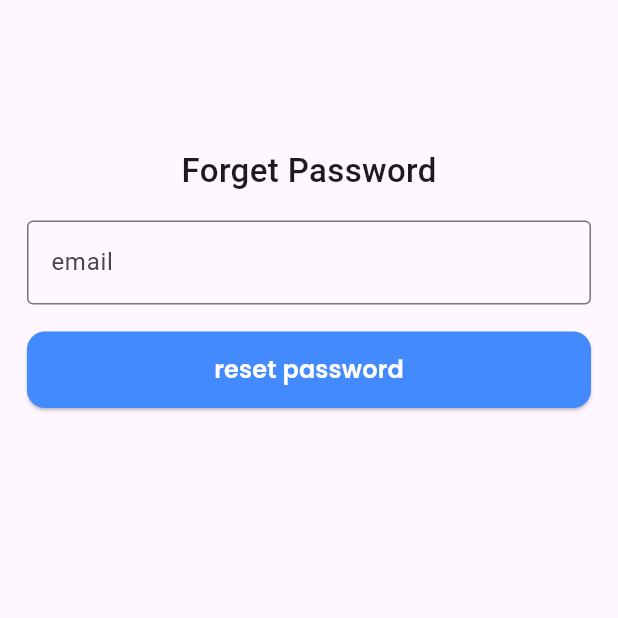
After one commit to howlader97/Firebase_Authentication, a Flutter app: the screen it shows after launch, after a tap on "Forget password", on a phone screen of 412 x 824 dp, the top half of it. The commit adds this screen. Run offline on Flutter 3.47's test engine with Material 3 defaults, Android fonts, the phone set to English and light mode, and no system bars; our stand-ins replace firebase_auth, firebase_core, get, google_fonts; accounts and stored records are empty; network calls fail.

Commit message:
Reset password screen has been done

```diff
--- a/lib/controller/authentication_controller.dart
+++ b/lib/controller/authentication_controller.dart
@@ -8,6 +8,21 @@ import '../signin_screen.dart';
 class AuthenticationController extends GetxController {
   bool inProgress = false;
   FirebaseAuth auth = FirebaseAuth.instance;
+
+  Future<void> getResetPassword(String email)async{
+    inProgress=true;
+    update();
+    try{
+      await auth.sendPasswordResetEmail(email: email);
+      Get.snackbar('Success', 'Check your email');
+      Get.offAll(() => SignInScreen());
+    }catch(e){
+      Get.snackbar('Error', e.toString());
+    }finally{
+      inProgress=false;
+      update();
+    }
+  }
 
   Future<bool> getSignUP(String email, String password) async {
     inProgress = true;
@@ -29,37 +44,34 @@ class AuthenticationController extends GetxController {
     }
   }
 
-
-
-  Future<bool> getSignIn(String email,String password)async{
-    inProgress=true;
+  Future<bool> getSignIn(String email, String password) async {
+    inProgress = true;
     update();
-    try{
+    try {
       await auth.signInWithEmailAndPassword(email: email, password: password);
       log("Sign in successful");
       return true;
-    }catch(e){
+    } catch (e) {
       log("sign in failed $e");
       Get.snackbar("Error", e.toString());
       return false;
-    } finally{
-      inProgress=false;
+    } finally {
+      inProgress = false;
       update();
     }
   }
+
+
+
   @override
   void onInit() {
     super.onInit();
     nextScreen();
   }
-
-
-
   void nextScreen() {
     Future.delayed(const Duration(seconds: 3), () {
       final user = FirebaseAuth.instance.currentUser;
       Get.offAll(() => user == null ? SignInScreen() : HomeScreen());
     });
   }
-
 }
--- /dev/null
+++ b/lib/forget_password_screeen.dart
@@ -0,0 +1,90 @@
+import 'package:firebase_ahthentication_app/controller/authentication_controller.dart';
+import 'package:flutter/material.dart';
+import 'package:get/get.dart';
+import 'package:google_fonts/google_fonts.dart';
+
+class ForgetPasswordScreen extends StatelessWidget {
+  ForgetPasswordScreen({super.key});
+
+  final TextEditingController _emailTEController = TextEditingController();
+  final AuthenticationController controller = Get.put(
+    AuthenticationController(),
+  );
+  final GlobalKey<FormState> _globalKey=GlobalKey<FormState>();
+
+
+  @override
+  Widget build(BuildContext context) {
+    return Scaffold(
+      body: SafeArea(
+        child: Padding(
+          padding: const EdgeInsets.all(18.0),
+          child: Form(
+            key: _globalKey,
+            child: Column(
+              children: [
+                const SizedBox(height: 80),
+                Center(
+                  child: Text(
+                    'Forget Password',
+                    style: TextStyle(fontSize: 22, fontWeight: FontWeight.w500),
+                  ),
+                ),
+                const SizedBox(height: 18),
+                TextFormField(
+                  controller: _emailTEController,
+                  decoration: InputDecoration(
+                    labelText: 'email',
+                    border: OutlineInputBorder(),
+                  ),
+                  validator: (value) {
+                    if (value == null || value.isEmpty) {
+                      return "Please enter your email";
+                    }
+                    if (!RegExp(r'^[^@]+@[^@]+\.[^@]+').hasMatch(value)) {
+                      return "Enter a valid email";
+                    }
+                    return null;
+                  },
+                ),
+                const SizedBox(height: 18),
+                GetBuilder<AuthenticationController>(
+                  builder: (authController) {
+                    if (authController.inProgress) {
+                      return Center(child: CircularProgressIndicator());
+                    }
+                    return SizedBox(
+                      width: double.infinity,
+                      child: ElevatedButton(
+                        onPressed: () {
+                          if(_globalKey.currentState!.validate()){
+                            authController.getResetPassword(_emailTEController.text.trim());
+                          }
+                        },
+                        style: ElevatedButton.styleFrom(
+                          backgroundColor: Colors.blueAccent,
+                          padding: const EdgeInsets.symmetric(vertical: 14),
+                          shape: RoundedRectangleBorder(
+                            borderRadius: BorderRadius.circular(12),
+                          ),
+                        ),
+                        child: Text(
+                          'reset password',
+                          style: GoogleFonts.poppins(
+                            fontSize: 16,
+                            fontWeight: FontWeight.w600,
+                            color: Colors.white,
+                          ),
+                        ),
+                      ),
+                    );
+                  },
+                ),
+              ],
+            ),
+          ),
+        ),
+      ),
+    );
+  }
+}
--- a/lib/signin_screen.dart
+++ b/lib/signin_screen.dart
@@ -1,4 +1,5 @@
 import 'package:firebase_ahthentication_app/controller/authentication_controller.dart';
+import 'package:firebase_ahthentication_app/forget_password_screeen.dart';
 import 'package:firebase_ahthentication_app/home_screen.dart';
 import 'package:firebase_ahthentication_app/signup_screen.dart';
 import 'package:flutter/material.dart';
@@ -177,6 +178,12 @@ class SignInScreen extends StatelessWidget {
                   ),
                 ),
                 const SizedBox(height: 16),
+                Align(
+                  alignment: Alignment.bottomRight,
+                    child: TextButton(onPressed: (){
+                      Get.to(ForgetPasswordScreen());
+                    }, child: Text('Forget password',style: TextStyle(color: Colors.blue,),))),
+                const SizedBox(height: 16),
                 Row(
                   mainAxisAlignment: MainAxisAlignment.center,
                   children: [
```
